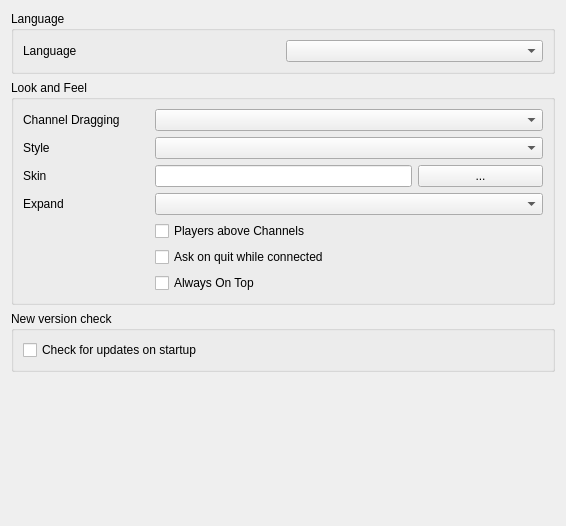
Above: src/mumble/LookConfig.ui from mumble-voip/mumble before the change. Below: the same form after it.
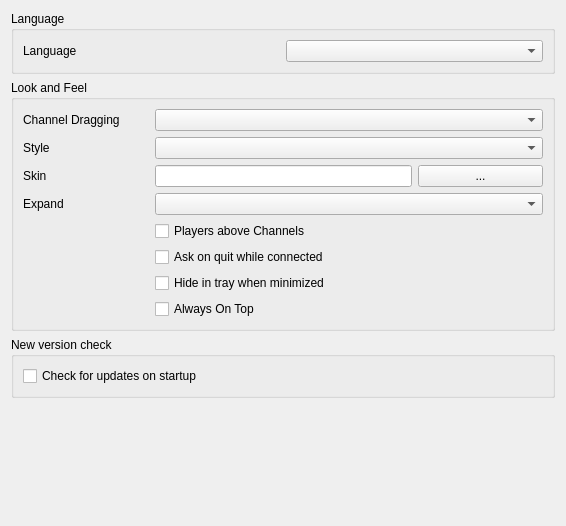
That is the form after the change.

Commit message: Patch #2463387: Add configuration option for hiding main window to tray [mokomull]

The edit to the form file:
```diff
--- a/src/mumble/LookConfig.ui
+++ b/src/mumble/LookConfig.ui
@@ -149,7 +149,7 @@
         </property>
        </widget>
       </item>
-      <item row="8" column="1" colspan="3" >
+      <item row="10" column="1" colspan="3" >
        <widget class="QCheckBox" name="qcbAlwaysOnTop" >
         <property name="toolTip" >
          <string>Make the Mumble window appear on top of other windows.</string>
@@ -162,6 +162,19 @@
         </property>
        </widget>
       </item>
+      <item row="9" column="1" colspan="3" >
+       <widget class="QCheckBox" name="qcbHideTray" >
+        <property name="toolTip" >
+         <string>Hide the main Mumble window in the tray when it is minimized.</string>
+        </property>
+        <property name="whatsThis" >
+         <string>&lt;b>If set, minimizing the Mumble main window will cause it to be hidden and accessible only from the tray.  Otherwise, it will be minimized as a window normally would.&lt;/b></string>
+        </property>
+        <property name="text" >
+         <string>Hide in tray when minimized</string>
+        </property>
+       </widget>
+      </item>
      </layout>
     </widget>
    </item>
```
Left out of the diff: 14 changed lines with no effect on the pictures. The commit also changes 4 other files.
